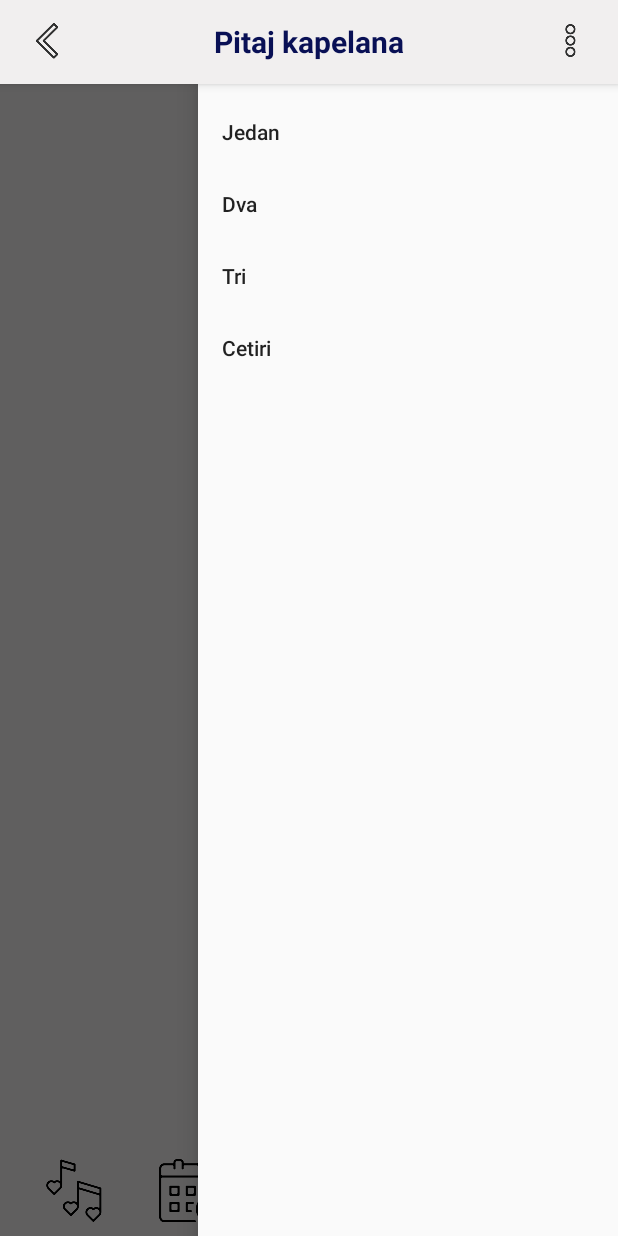
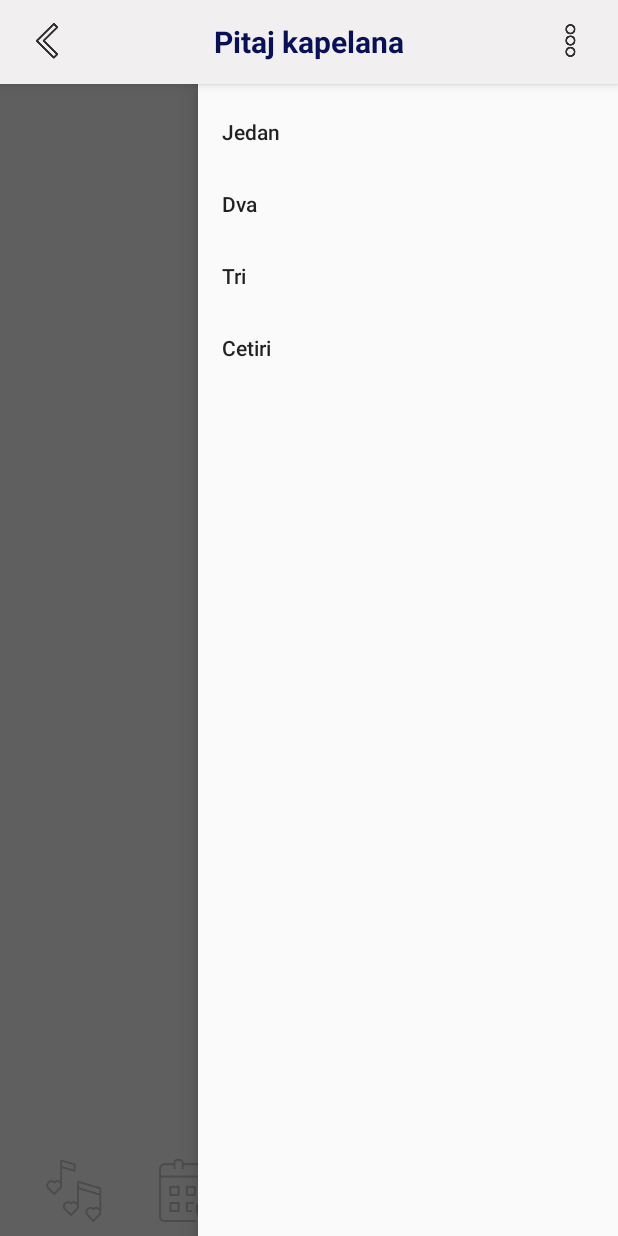
Before and after one commit to Kreso242/DuhosApp, an Android app: the Questions screen opened directly, with no data from a screen before it, with the side drawer open, on a phone screen of 412 x 824 dp. Run offline under Robolectric (Android 15) with nearby library versions, the phone set to English and light mode, and no system bars; our stand-ins replace Firebase (no records; nobody signed in at launch, a user with empty details on screens opened directly); 15 statements that could not run were skipped.

Commit message:
Merge branches 'master' and 'srcaPitanja' of https://github.com/Kreso242/DuhosApp
# Conflicts:
#	app/src/main/java/com/example/duhos/RecyclerViewAdapter.java

```diff
--- a/app/src/main/res/layout/que.xml
+++ b/app/src/main/res/layout/que.xml
@@ -65,6 +65,7 @@
                 android:background="@color/siva"
                 />
 
+
             <ImageButton
                 android:id="@+id/kalendar_menu"
                 android:layout_weight="1"
@@ -106,6 +107,20 @@
         </LinearLayout>
 
 
+        <LinearLayout
+            android:layout_width="match_parent"
+            android:layout_height="60dp"
+            android:layout_alignParentBottom="true"
+            android:gravity="bottom"
+            android:paddingLeft="10dp"
+            android:paddingRight="10dp"
+            android:paddingBottom="5dp"
+            android:orientation="horizontal"
+            android:background="#CCF1EFEF"
+            android:layout_marginRight="88dp"
+            >
+        </LinearLayout>
+
 
     </RelativeLayout>
 
```
